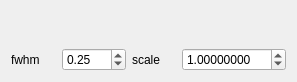
This is hexrd/ui/resources/ui/azimuthal_overlay_editor.ui in HEXRD/hexrdgui as Qt 5 draws it before an edit. The edited form follows.
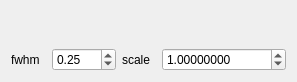
This is the edited form. Custom widgets are drawn as their Qt base class.

Commit message: change maximum number to 1E9

```diff
--- a/hexrd/ui/resources/ui/azimuthal_overlay_editor.ui
+++ b/hexrd/ui/resources/ui/azimuthal_overlay_editor.ui
@@ -77,7 +77,7 @@
         <bool>false</bool>
        </property>
        <property name="maximum">
-        <number>100</number>
+        <number>1000000000</number>
        </property>
        <property name="singleStep">
         <number>1</number>
```
